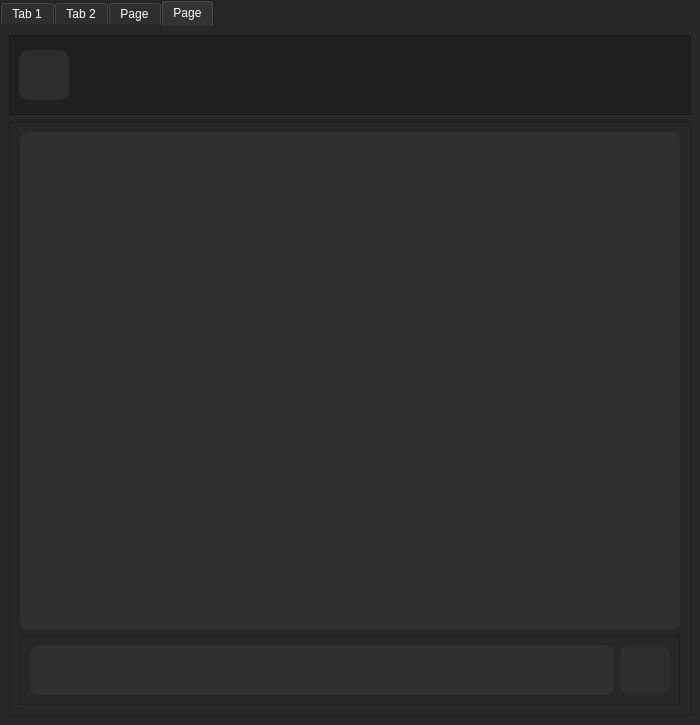
Above: UI.ui from YoussefElkasrawy/EncTalk before the change. Below: the same form after it.
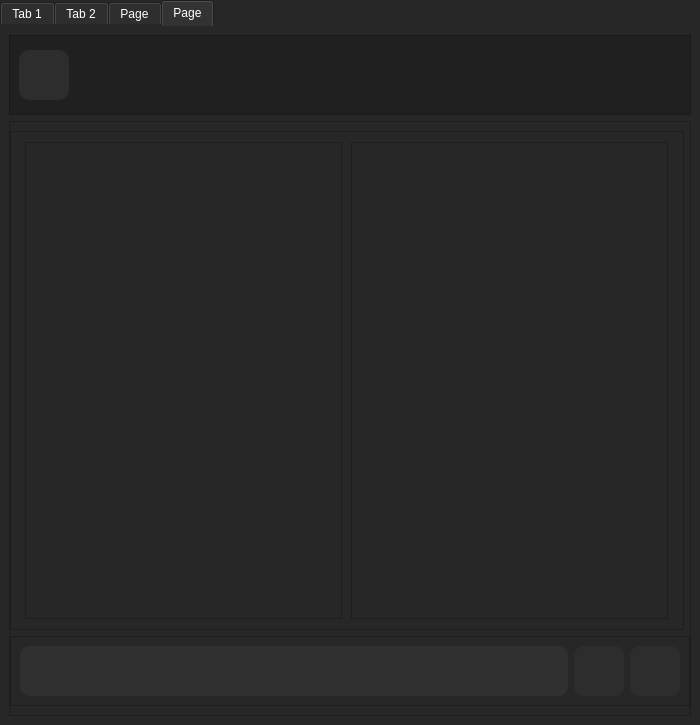
That is the form after the change. The open tabs and pages were chosen to show the change. Icons and pictures are not drawn.

What changed in the file:
```diff
--- a/UI.ui
+++ b/UI.ui
@@ -1341,7 +1341,28 @@
           <property name="frameShadow">
            <enum>QFrame::Raised</enum>
           </property>
-          <layout class="QGridLayout" name="gridLayout_26">
+          <layout class="QGridLayout" name="gridLayout_11">
+           <property name="leftMargin">
+            <number>0</number>
+           </property>
+           <property name="rightMargin">
+            <number>0</number>
+           </property>
+           <item row="0" column="0">
+            <widget class="QScrollArea" name="scrollArea_2">
+             <property name="widgetResizable">
+              <bool>true</bool>
+             </property>
+             <widget class="QWidget" name="scrollAreaWidgetContents_3">
+              <property name="geometry">
+               <rect>
+                <x>0</x>
+                <y>0</y>
+                <width>665</width>
+                <height>487</height>
+               </rect>
+              </property>
+              <layout class="QGridLayout" name="gridLayout_8">
            <property name="leftMargin">
             <number>10</number>
            </property>
@@ -1357,7 +1378,72 @@
            <property name="spacing">
             <number>5</number>
            </property>
-           <item row="1" column="0">
+               <item row="0" column="1">
+                <layout class="QVBoxLayout" name="verticalLayout_3">
+                 <property name="sizeConstraint">
+                  <enum>QLayout::SetFixedSize</enum>
+                 </property>
+                 <item>
+                  <widget class="QFrame" name="frame_3">
+                   <property name="minimumSize">
+                    <size>
+                     <width>317</width>
+                     <height>0</height>
+                    </size>
+                   </property>
+                   <property name="maximumSize">
+                    <size>
+                     <width>317</width>
+                     <height>16777215</height>
+                    </size>
+                   </property>
+                   <property name="frameShape">
+                    <enum>QFrame::StyledPanel</enum>
+                   </property>
+                   <property name="frameShadow">
+                    <enum>QFrame::Raised</enum>
+                   </property>
+                  </widget>
+                 </item>
+                </layout>
+               </item>
+               <item row="0" column="0">
+                <layout class="QVBoxLayout" name="verticalLayout">
+                 <property name="spacing">
+                  <number>7</number>
+                 </property>
+                 <property name="sizeConstraint">
+                  <enum>QLayout::SetFixedSize</enum>
+                 </property>
+                 <item>
+                  <widget class="QFrame" name="frame_4">
+                   <property name="minimumSize">
+                    <size>
+                     <width>317</width>
+                     <height>0</height>
+                    </size>
+                   </property>
+                   <property name="maximumSize">
+                    <size>
+                     <width>317</width>
+                     <height>16777215</height>
+                    </size>
+                   </property>
+                   <property name="frameShape">
+                    <enum>QFrame::StyledPanel</enum>
+                   </property>
+                   <property name="frameShadow">
+                    <enum>QFrame::Raised</enum>
+                   </property>
+                  </widget>
+                 </item>
+                </layout>
+               </item>
+              </layout>
+             </widget>
+            </widget>
+           </item>
+           <item row="1" column="0" colspan="2">
             <widget class="QFrame" name="frame_21">
              <property name="minimumSize">
               <size>
@@ -1378,26 +1464,33 @@
               <enum>QFrame::Raised</enum>
              </property>
              <layout class="QGridLayout" name="gridLayout_25">
-              <item row="0" column="0">
-               <widget class="QTextEdit" name="textEdit_4">
+              <item row="0" column="1">
+               <widget class="QToolButton" name="toolButton_14">
                 <property name="minimumSize">
                  <size>
-                  <width>0</width>
+                  <width>50</width>
                   <height>50</height>
                  </size>
                 </property>
                 <property name="maximumSize">
                  <size>
-                  <width>16777215</width>
+                  <width>50</width>
                   <height>50</height>
                  </size>
                 </property>
-                <property name="styleSheet">
-                 <string notr="true">font: 11pt &quot;MS Shell Dlg 2&quot;;</string>
+                <property name="text">
+                 <string/>
+                </property>
+                <property name="icon">
+                 <iconset resource="resources.qrc">
+                  <normaloff>:/images/icons/cil-microphone.png</normaloff>:/images/icons/cil-microphone.png</iconset>
+                </property>
+                <property name="shortcut">
+                 <string>Return</string>
                 </property>
                </widget>
               </item>
-              <item row="0" column="1">
+              <item row="0" column="2">
                <widget class="QToolButton" name="toolButton_9">
                 <property name="minimumSize">
                  <size>
@@ -1423,17 +1516,26 @@
                 </property>
                </widget>
               </item>
-             </layout>
-            </widget>
-           </item>
            <item row="0" column="0">
-            <widget class="QTextEdit" name="textEdit_5">
-             <property name="enabled">
-              <bool>false</bool>
+               <widget class="QTextEdit" name="textEdit_4">
+                <property name="minimumSize">
+                 <size>
+                  <width>0</width>
+                  <height>50</height>
+                 </size>
+                </property>
+                <property name="maximumSize">
+                 <size>
+                  <width>16777215</width>
+                  <height>50</height>
+                 </size>
              </property>
              <property name="styleSheet">
-              <string notr="true">font: 12pt &quot;Arial Rounded MT Bold&quot;;</string>
-             </property>
+                 <string notr="true">font: 11pt &quot;MS Shell Dlg 2&quot;;</string>
+                </property>
+               </widget>
+              </item>
+             </layout>
             </widget>
            </item>
           </layout>
```
Left out of the diff: 1 changed line with no effect on the pictures. Lines whose indentation alone changed are shown as unchanged.
